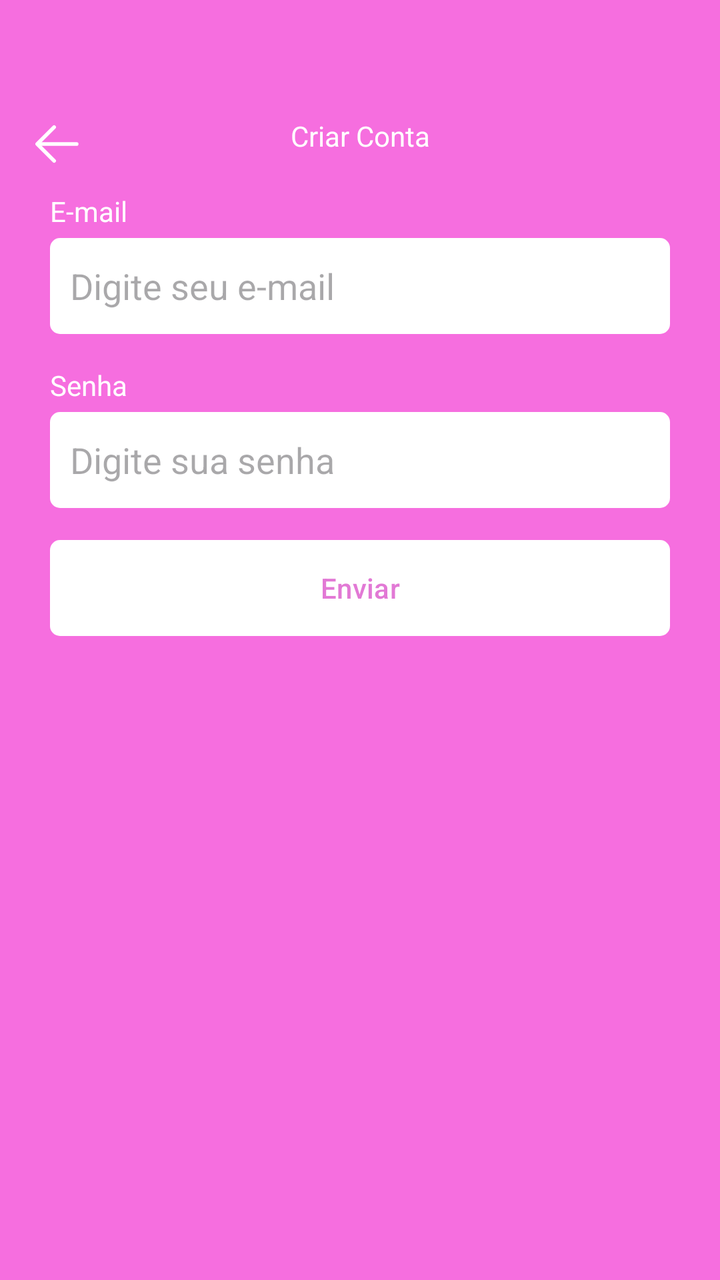
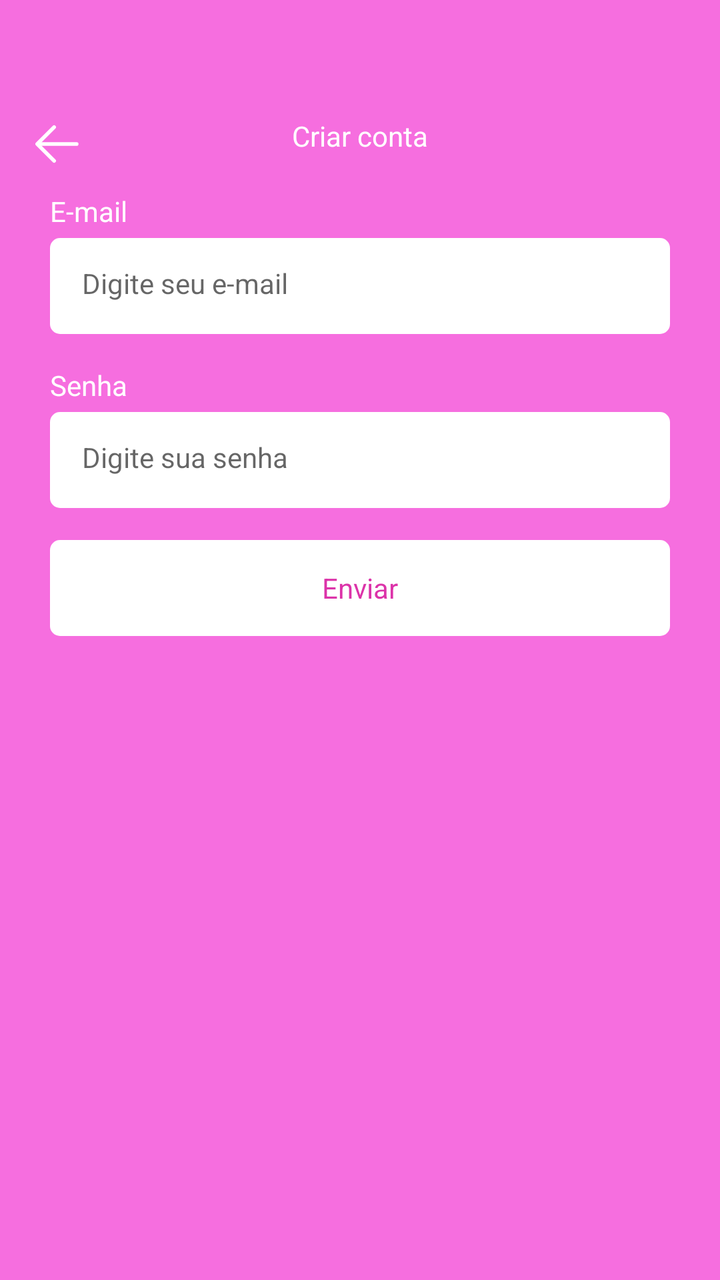

Before-and-after screenshots of an Android layout around one commit, followed by the original layout XML and the change that was made.
<!-- AndroidManifest.xml: application theme Theme.Kanban -->
<!-- res/layout/fragment_register.xml -->
<?xml version="1.0" encoding="utf-8"?>
<ScrollView xmlns:android="http://schemas.android.com/apk/res/android"
    xmlns:tools="http://schemas.android.com/tools"
    android:layout_width="match_parent"
    android:layout_height="match_parent"
    xmlns:app="http://schemas.android.com/apk/res-auto"
    tools:context=".ui.auth.RegisterFragment"
    android:fillViewport="true">

    
    <LinearLayout
        android:id="@+id/linearLayout"
        android:layout_width="match_parent"
        android:layout_height="wrap_content"
        android:orientation="vertical">




    <com.google.android.material.appbar.MaterialToolbar
        android:layout_width="match_parent"
        android:layout_height="wrap_content"
        app:navigationIcon="@drawable/icback"
        android:paddingTop="40dp"
        >
        <TextView
            android:layout_width="wrap_content"
            android:layout_height="wrap_content"
            android:text="Criar Conta"
            android:textColor="@color/white"
            android:layout_gravity="center_horizontal"
        />
    </com.google.android.material.appbar.MaterialToolbar>
        <LinearLayout
            android:layout_width="match_parent"
            android:layout_height="wrap_content"
            app:layout_constraintBaseline_toBottomOf="parent"
            app:layout_constraintEnd_toEndOf="parent"
            app:layout_constraintStart_toStartOf="parent"
            app:layout_constraintTop_toTopOf="parent"
            android:orientation="vertical"
            android:layout_marginHorizontal="25dp">
        <TextView
            android:layout_width="wrap_content"
            android:layout_height="wrap_content"
            android:text="E-mail"
            android:textColor="@color/white"/>
        <EditText
            android:layout_width="match_parent"
            android:layout_height="48dp"
            android:hint="Digite seu e-mail"
            android:inputType="textEmailAddress"
            android:id="@+id/editTextEmail"
            android:padding="10dp"
            android:layout_marginTop="4dp"
            android:background="@drawable/bg_edit_text"/>
        <TextView
            android:layout_width="wrap_content"
            android:layout_height="wrap_content"
            android:text="Senha"
            android:id="@+id/editTextSenha"
            android:textColor="@color/white"
            android:layout_marginTop="16dp"/>

        <EditText
            android:layout_width="match_parent"
            android:layout_height="48dp"
            android:inputType="textPassword"
            android:hint="Digite sua senha"
            android:padding="10dp"
            android:layout_marginTop="4dp"
            android:background="@drawable/bg_edit_text"/>

        <com.google.android.material.button.MaterialButton
            android:layout_width="match_parent"
            android:layout_height="wrap_content"
            android:text="Enviar"
            android:textColor="@color/primaria"
            app:backgroundTint="@null"
            android:id="@+id/buttonResgister"
            android:layout_marginTop="16dp"
            android:background="@drawable/bg_btn"

            />
        <ProgressBar
            android:layout_width="wrap_content"
            android:layout_height="wrap_content"
            android:layout_marginTop="8dp"
            android:indeterminateTint="@color/white"
            android:layout_gravity="center"
            android:visibility="invisible"
            tools:visibility="visible"/>
        </LinearLayout>
    </LinearLayout>
</ScrollView>
<!-- resources referenced by this layout -->
<resources>
  <color name="primaria">#E279D5</color>
  <color name="white">#FFFFFFFF</color>
  <!-- drawable bg_btn (drawable) -->
  <?xml version="1.0" encoding="utf-8"?>
  <shape xmlns:android="http://schemas.android.com/apk/res/android"
      android:shape="rectangle">
      <solid android:color="@color/white"/>
      <corners android:radius="5dp"/>
  </shape>
  <!-- drawable bg_edit_text (drawable) -->
  <?xml version="1.0" encoding="utf-8"?>
  <shape xmlns:android="http://schemas.android.com/apk/res/android"
      android:shape="rectangle">
      <solid android:color="@color/white"/>
      <corners android:radius="5dp"/>
  </shape>
  <!-- drawable icback (drawable) -->
  <vector xmlns:android="http://schemas.android.com/apk/res/android"
      android:width="30dp"
      android:height="30dp"
      android:viewportWidth="1024"
      android:viewportHeight="1024">
    <path
        android:pathData="M224,480h640a32,32 0,1 1,0 64H224a32,32 0,0 1,0 -64z"
        android:fillColor="@color/white"/>
    <path
        android:pathData="m237.2,512 l265.4,265.3a32,32 0,0 1,-45.3 45.3l-288,-288a32,32 0,0 1,0 -45.3l288,-288a32,32 0,1 1,45.3 45.3L237.2,512z"
        android:fillColor="@color/white"/>
  </vector>
  <style name="Theme.Kanban" parent="Base.Theme.Kanban" />
  <style name="Base.Theme.Kanban" parent="Theme.Material3.DayNight.NoActionBar">
          
          
          <item name="colorPrimary">@color/primaria</item>
          <item name="colorPrimaryVariant">@color/primariaVariante</item>
          <item name="android:windowBackground">@color/fundo</item>
      </style>
  <color name="primariaVariante">#DC33A9</color>
  <color name="fundo">#F66EDF</color>
</resources>

<!-- the commit's change to res/layout/fragment_register.xml (unified diff, before → after) -->
@@ -14,19 +14,17 @@
         android:layout_height="wrap_content"
         android:orientation="vertical">
 
-
-
-
     <com.google.android.material.appbar.MaterialToolbar
         android:layout_width="match_parent"
         android:layout_height="wrap_content"
         app:navigationIcon="@drawable/icback"
         android:paddingTop="40dp"
+        android:id="@+id/toolbar"
         >
         <TextView
             android:layout_width="wrap_content"
             android:layout_height="wrap_content"
-            android:text="Criar Conta"
+            android:text="@string/text_title_toolbar_register_fragment"
             android:textColor="@color/white"
             android:layout_gravity="center_horizontal"
         />
@@ -43,21 +41,20 @@
         <TextView
             android:layout_width="wrap_content"
             android:layout_height="wrap_content"
-            android:text="E-mail"
+            android:text="@string/email_text"
             android:textColor="@color/white"/>
         <EditText
             android:layout_width="match_parent"
             android:layout_height="48dp"
-            android:hint="Digite seu e-mail"
+            android:hint="@string/hint_edit_email"
             android:inputType="textEmailAddress"
             android:id="@+id/editTextEmail"
-            android:padding="10dp"
-            android:layout_marginTop="4dp"
-            android:background="@drawable/bg_edit_text"/>
+            style="@style/EditTextTheme"
+            android:layout_marginTop="4dp" />
         <TextView
             android:layout_width="wrap_content"
             android:layout_height="wrap_content"
-            android:text="Senha"
+            android:text="@string/password_text"
             android:id="@+id/editTextSenha"
             android:textColor="@color/white"
             android:layout_marginTop="16dp"/>
@@ -66,21 +63,18 @@
             android:layout_width="match_parent"
             android:layout_height="48dp"
             android:inputType="textPassword"
-            android:hint="Digite sua senha"
-            android:padding="10dp"
+            android:hint="@string/hint_edit_password"
             android:layout_marginTop="4dp"
-            android:background="@drawable/bg_edit_text"/>
+            style="@style/EditTextTheme"/>
 
         <com.google.android.material.button.MaterialButton
             android:layout_width="match_parent"
             android:layout_height="wrap_content"
-            android:text="Enviar"
-            android:textColor="@color/primaria"
+            android:text="@string/text_button_register_fragment"
+            style="@style/ButtonTheme"
             app:backgroundTint="@null"
             android:id="@+id/buttonResgister"
             android:layout_marginTop="16dp"
-            android:background="@drawable/bg_btn"
-
             />
         <ProgressBar
             android:layout_width="wrap_content"
<!-- resource entries referenced after the edit -->
@@ -29,6 +29,23 @@
         android:pathData="m237.2,512 l265.4,265.3a32,32 0,0 1,-45.3 45.3l-288,-288a32,32 0,0 1,0 -45.3l288,-288a32,32 0,1 1,45.3 45.3L237.2,512z"
         android:fillColor="@color/white"/>
   </vector>
+  <string name="email_text">E-mail</string>
+  <string name="hint_edit_email">Digite seu e-mail</string>
+  <string name="hint_edit_password">Digite sua senha</string>
+  <string name="password_text">Senha</string>
+  <string name="text_button_register_fragment">Enviar</string>
+  <string name="text_title_toolbar_register_fragment">Criar conta</string>
+  <style name="ButtonTheme" parent="Theme.MaterialComponents.DayNight.NoActionBar">
+          <item name="android:background">@drawable/bg_btn</item>
+          <item name="android:textAllCaps">false</item>
+          <item name="android:textColor">@color/primariaVariante</item>
+          <item name="backgroundTint">@null</item>
+      </style>
+  <style name="EditTextTheme" parent="Theme.MaterialComponents.DayNight.NoActionBar">
+          <item name="android:background">@drawable/bg_edit_text</item>
+          <item name="android:padding">16dp</item>
+          <item name="android:textSize">14sp</item>
+      </style>
   <style name="Theme.Kanban" parent="Base.Theme.Kanban" />
   <style name="Base.Theme.Kanban" parent="Theme.Material3.DayNight.NoActionBar">
           
